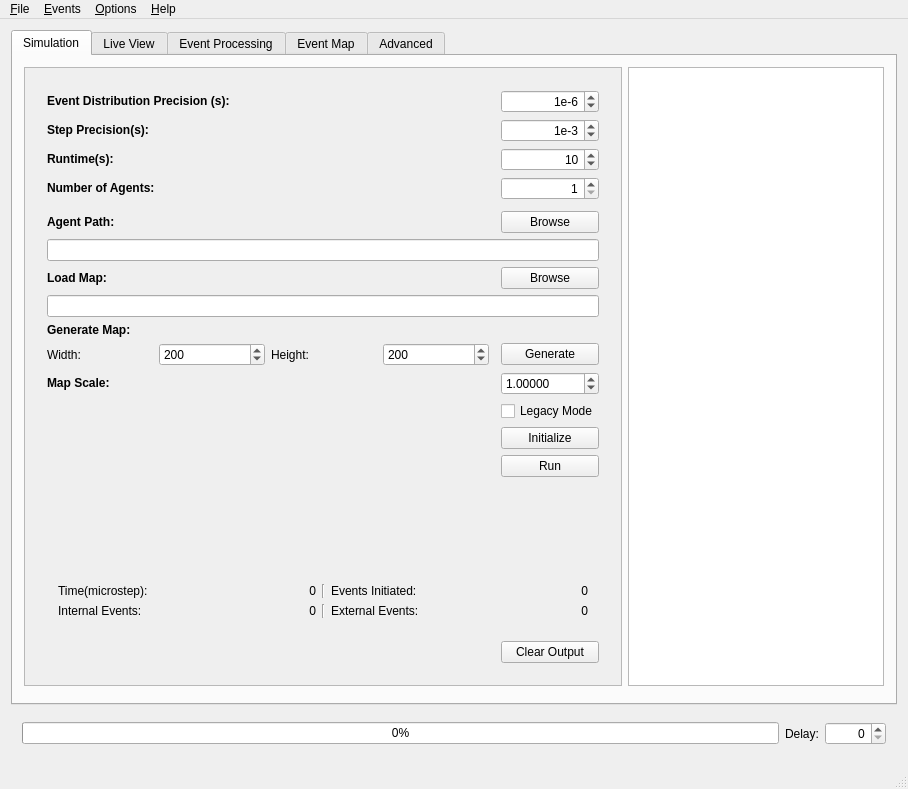
Above: mainwindow.ui from sojoe02/RANA before the change. Below: the same form after it.
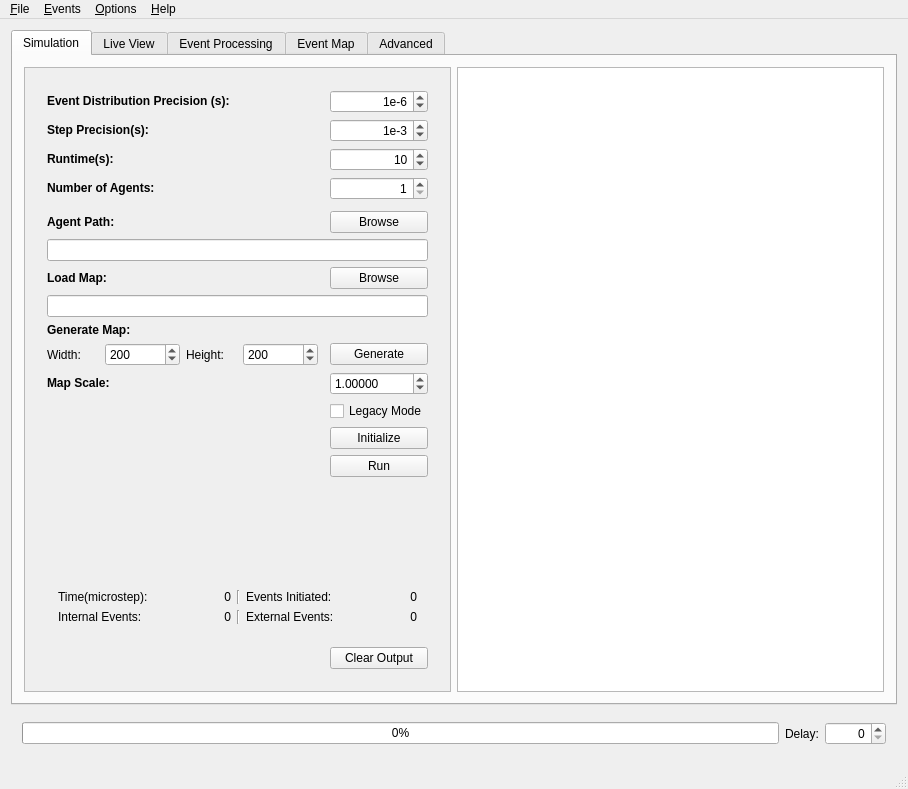
That is the form after the change.

Diff of the .ui file:
```diff
--- a/mainwindow.ui
+++ b/mainwindow.ui
@@ -76,14 +76,20 @@
         <string>Simulation</string>
        </attribute>
        <layout class="QGridLayout" name="gridLayout_10">
-        <item row="2" column="3">
-         <widget class="QWidget" name="widget_6" native="true"/>
-        </item>
-        <item row="0" column="2" colspan="2">
-         <widget class="QTextEdit" name="outputTextBrowser"/>
-        </item>
         <item row="0" column="1">
          <widget class="QScrollArea" name="scrollArea">
+          <property name="sizePolicy">
+           <sizepolicy hsizetype="Expanding" vsizetype="Preferred">
+            <horstretch>0</horstretch>
+            <verstretch>0</verstretch>
+           </sizepolicy>
+          </property>
+          <property name="baseSize">
+           <size>
+            <width>0</width>
+            <height>0</height>
+           </size>
+          </property>
           <property name="widgetResizable">
            <bool>true</bool>
           </property>
@@ -92,8 +98,8 @@
             <rect>
              <x>0</x>
              <y>0</y>
-             <width>604</width>
-             <height>619</height>
+             <width>466</width>
+             <height>639</height>
             </rect>
            </property>
            <layout class="QVBoxLayout" name="verticalLayout_2">
@@ -107,7 +113,7 @@
               </property>
               <property name="minimumSize">
                <size>
-                <width>500</width>
+                <width>0</width>
                 <height>0</height>
                </size>
               </property>
@@ -663,6 +669,9 @@
           </widget>
          </widget>
         </item>
+        <item row="0" column="2">
+         <widget class="QTextEdit" name="outputTextBrowser"/>
+        </item>
        </layout>
       </widget>
       <widget class="QWidget" name="simLiveView">
```
Left out of the diff: 5 changed lines with no effect on the pictures.
